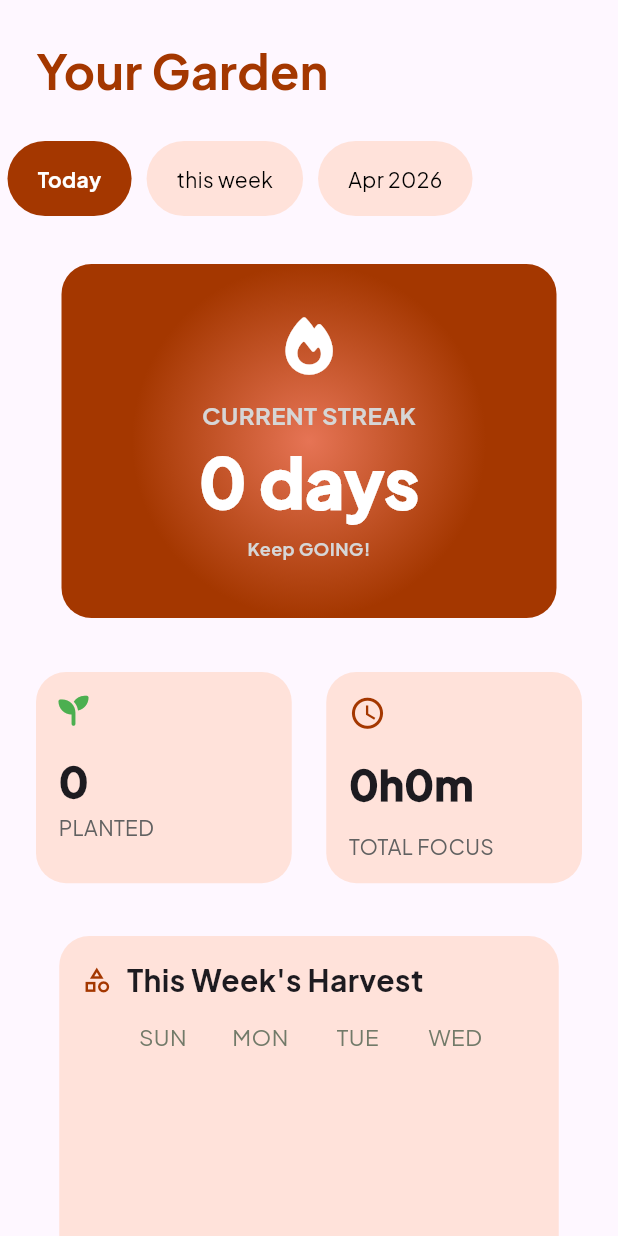
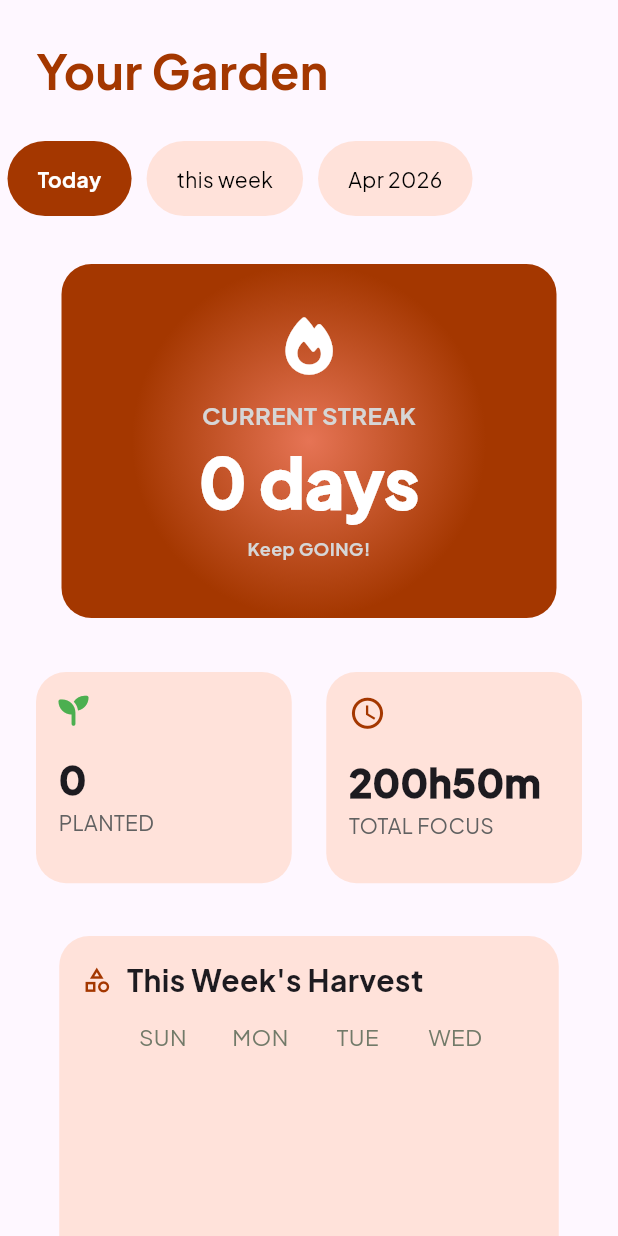
Before and after one commit to ABDELRHMAN-MOHAMED2/CarroTime, a Flutter app: the Garden widget shown alone on an empty page, opened directly, on a phone screen of 412 x 824 dp. Run offline on Flutter 3.47's test engine with Material 3 defaults, Android fonts, the light colour scheme and no system bars; our stand-ins replace awesome_dialog, circle_nav_bar, font_awesome_flutter, google_fonts, google_nav_bar, hive and 2 more; accounts and stored records are empty.

Commit message:
edit stat font in garden , del expanded

```diff
--- a/lib/gardenpage.dart
+++ b/lib/gardenpage.dart
@@ -160,15 +160,18 @@ class _GardenState extends State<Garden> {
                       Watch((context) {
                         // تحديد القيمة بناءً على الزرار اللي انداس عليه (sindex)
                         int displayedPlants = 0;
-                        if (sindex == 0) displayedPlants = todayPlants.value;
-                        else if (sindex == 1) displayedPlants = total_plants.value;
-                        else if (sindex == 2) displayedPlants = monthPlants.value;
+                        if (sindex == 0)
+                          displayedPlants = todayPlants.value;
+                        else if (sindex == 1)
+                          displayedPlants = total_plants.value;
+                        else if (sindex == 2)
+                          displayedPlants = monthPlants.value;
 
                         return Text(
                           "$displayedPlants",
                           style: TextStyle(
                             fontWeight: FontWeight.w900,
-                            fontSize: 28,
+                            fontSize: 26,
                           ),
                         );
                       }),
@@ -196,23 +199,24 @@ class _GardenState extends State<Garden> {
                     children: [
                       Icon(Icons.schedule, color: pri, size: 25),
                       SizedBox(height: 15),
-                      Expanded(
-                        child: Watch((context) {
+                      Watch((context) {
                         // تحديد القيمة بناءً على الزرار اللي انداس عليه (sindex)
                         int displayedTime = 0;
-                          if (sindex == 0) displayedTime = todayTime.value;
-                          else if (sindex == 1) displayedTime = totalTime.value;
-                          else if (sindex == 2) displayedTime = monthTime.value;
+                        if (sindex == 0)
+                          displayedTime = todayTime.value;
+                        else if (sindex == 1)
+                          displayedTime = totalTime.value;
+                        else if (sindex == 2)
+                          displayedTime = monthTime.value;
 
                         return Text(
-                            "${displayedTime ~/ 60}h${displayedTime % 60}m",
+                          "200h50m",
                           style: TextStyle(
                             fontWeight: FontWeight.w900,
-                              fontSize: 28,
+                            fontSize: 26,
                           ),
                         );
                       }),
-                      ),
                       Text(
                         "TOTAL FOCUS",
                         style: TextStyle(color: Colors.grey[700]),
--- a/lib/globaldata.dart
+++ b/lib/globaldata.dart
@@ -157,7 +157,7 @@ void add_plant(BuildContext context, String? plantImage, String? day, int min) {
         Text(""),
       ],
     ),
-    autoHide: Duration(seconds: 5),
+    // autoHide: Duration(seconds: 5),
   )..show();
 }
 
```
Lines whose indentation alone changed are shown as unchanged.
